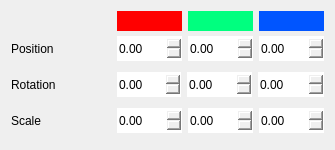
The window that src/widgets/transformeditor.ui (jahshaka/Studio) describes before a commit, drawn with Qt 5.
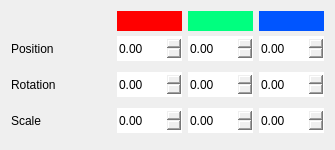
The same window after the commit.

Commit message: fixed transform rot range

The edit to the form file:
```diff
--- a/src/widgets/transformeditor.ui
+++ b/src/widgets/transformeditor.ui
@@ -260,10 +260,10 @@
          </size>
         </property>
         <property name="minimum">
-         <double>-10000.000000000000000</double>
+         <double>-10000000.000000000000000</double>
         </property>
         <property name="maximum">
-         <double>10000.000000000000000</double>
+         <double>10000000.000000000000000</double>
         </property>
        </widget>
       </item>
```
